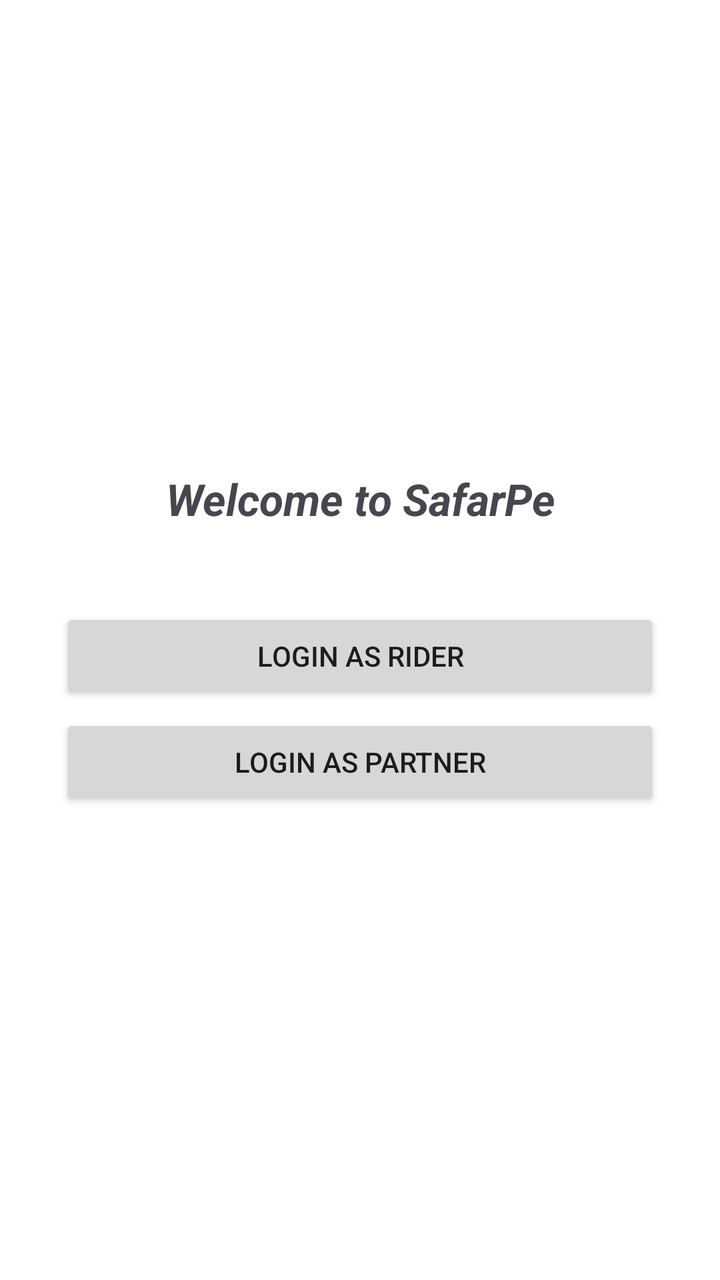
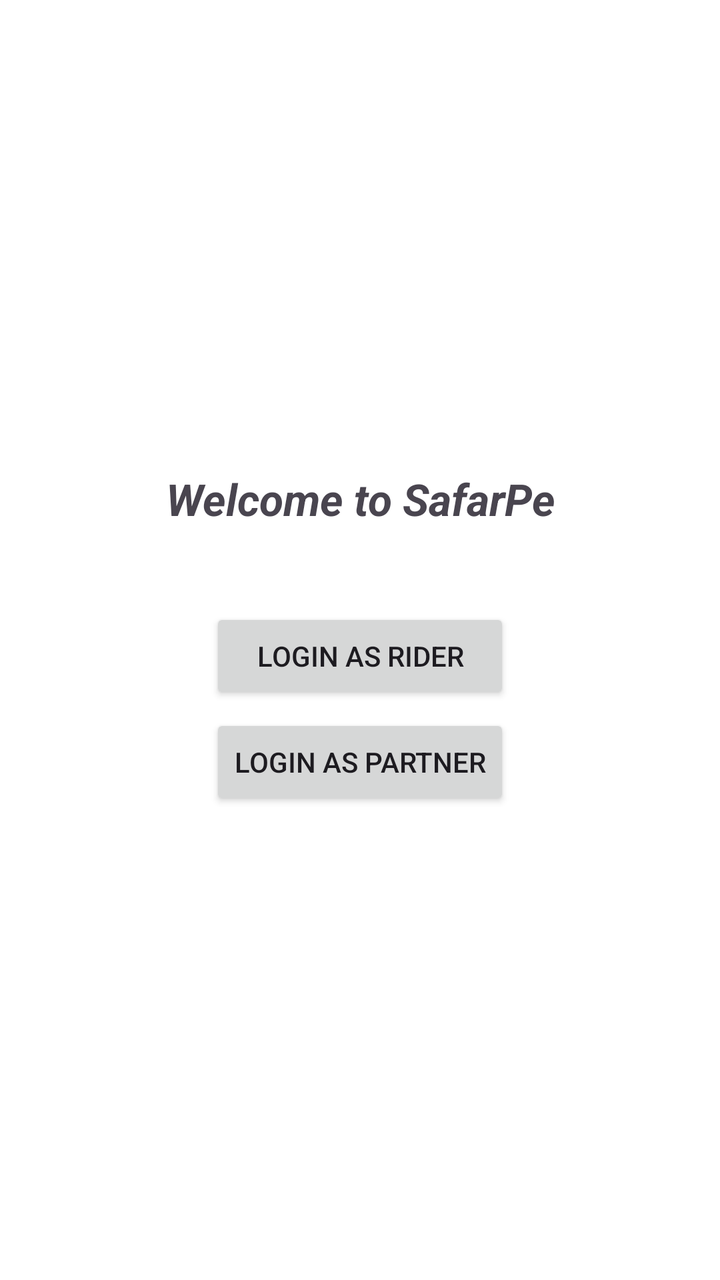

Screens rendered from an Android XML layout before and after an edit, with the pre-edit source and the edit as a unified diff.
<!-- AndroidManifest.xml: application theme Theme.SafarPe -->
<!-- res/layout/activity_main.xml -->
<?xml version="1.0" encoding="utf-8"?>
<LinearLayout xmlns:android="http://schemas.android.com/apk/res/android"
    xmlns:app="http://schemas.android.com/apk/res-auto"
    xmlns:tools="http://schemas.android.com/tools"
    android:id="@+id/main"
    android:layout_width="match_parent"
    android:layout_height="match_parent"
    android:background="@android:color/white"
    android:gravity="center"
    android:orientation="vertical"
    android:padding="30dp"
    tools:context=".MainActivity">

    <TextView
        android:id="@+id/Title"
        android:layout_width="wrap_content"
        android:layout_height="wrap_content"
        android:layout_marginBottom="40dp"
        android:gravity="center"
        android:text="Welcome to SafarPe"
        android:textSize="22sp"
        android:textStyle="bold|italic" />

    <Button
        android:id="@+id/btnRider"
        android:layout_width="match_parent"
        android:layout_height="wrap_content"
        android:layout_marginBottom="5dp"
        android:text="login as Rider" />

    <Button
        android:id="@+id/btnPartner"
        android:layout_width="match_parent"
        android:layout_height="wrap_content"
        android:text="login as Partner" />

</LinearLayout>
<!-- resources referenced by this layout -->
<resources>
  <style name="Theme.SafarPe" parent="Base.Theme.SafarPe" />
  <style name="Base.Theme.SafarPe" parent="Theme.Material3.DayNight.NoActionBar">
          
          
      </style>
</resources>

<!-- the commit's change to res/layout/activity_main.xml (unified diff, before → after) -->
@@ -23,14 +23,14 @@
 
     <Button
         android:id="@+id/btnRider"
-        android:layout_width="match_parent"
+        android:layout_width="150dp"
         android:layout_height="wrap_content"
         android:layout_marginBottom="5dp"
         android:text="login as Rider" />
 
     <Button
         android:id="@+id/btnPartner"
-        android:layout_width="match_parent"
+        android:layout_width="150dp"
         android:layout_height="wrap_content"
         android:text="login as Partner" />
 
